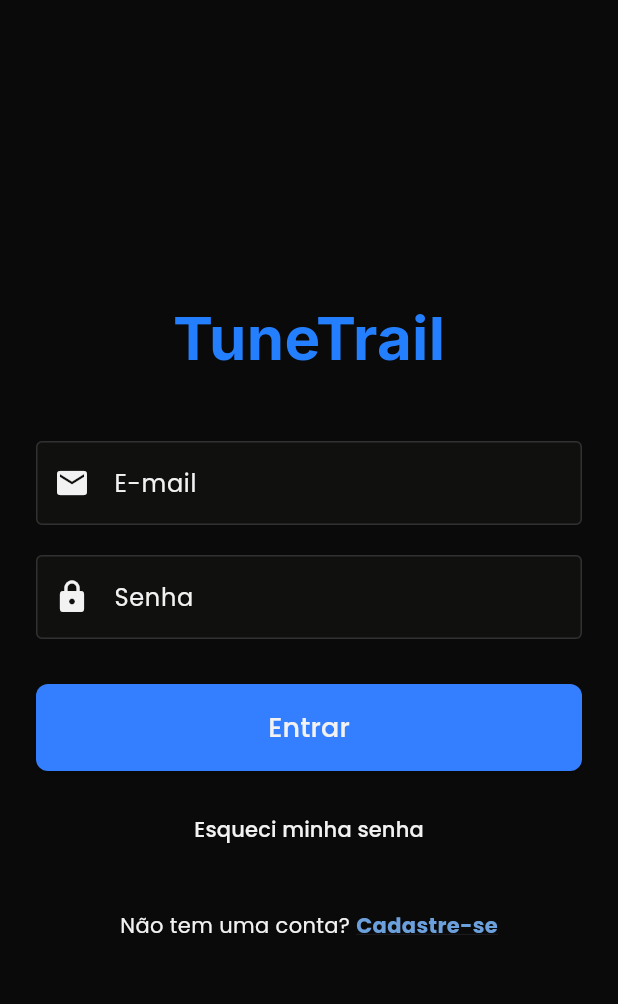
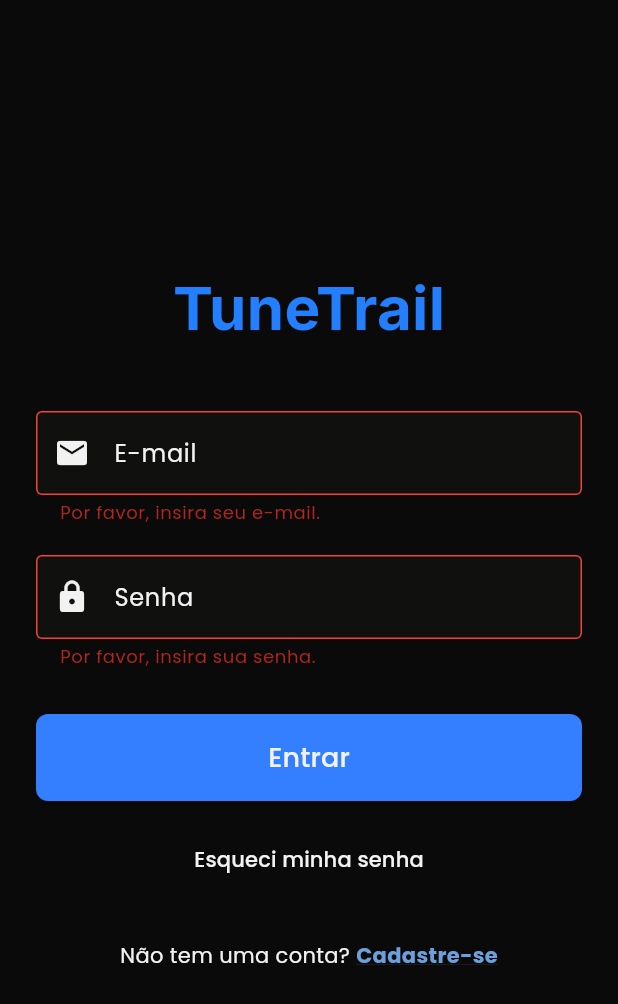
Before and after one commit to allanjfarias/dsi_tunetrail, a Flutter app: the screen it shows after launch, after a tap on "Entrar", on a phone screen of 412 x 824 dp. Shown: the top 1004 px of the screen. Run offline on Flutter 3.47's test engine with Material 3 defaults, Android fonts, the phone set to English and light mode, and no system bars; our stand-ins replace google_fonts; accounts and stored records are empty.

```diff
--- a/lib/view/login.dart
+++ b/lib/view/login.dart
@@ -1,9 +1,55 @@
 import 'package:flutter/material.dart';
 import 'package:google_fonts/google_fonts.dart';
 import 'cadastro.dart';
+import '../controller/auth_controller.dart';
 
-class LoginScreen extends StatelessWidget {
+class LoginScreen extends StatefulWidget {
   const LoginScreen({super.key});
+
+  @override
+  State<LoginScreen> createState() => _LoginScreenState();
+}
+
+class _LoginScreenState extends State<LoginScreen> {
+  final _formKey = GlobalKey<FormState>();
+  final _emailController = TextEditingController();
+  final _senhaController = TextEditingController();
+
+  final AuthController _authController = AuthController();
+
+  @override
+  void dispose() {
+    _emailController.dispose();
+    _senhaController.dispose();
+    super.dispose();
+  }
+
+  void _handleLogin() {
+    if (_formKey.currentState!.validate()) {
+      ScaffoldMessenger.of(context).showSnackBar(
+        const SnackBar(content: Text('Processando login...')),
+      );
+
+      bool sucesso = _authController.login(
+        _emailController.text,
+        _senhaController.text,
+      );
+
+      ScaffoldMessenger.of(context).hideCurrentSnackBar();
+
+      if (sucesso) {
+        ScaffoldMessenger.of(context).showSnackBar(
+          const SnackBar(content: Text('Login bem-sucedido!'), backgroundColor: Colors.green),
+        );
+        // TODO: Navegar para a tela principal do aplicativo após login
+      } else {
+        ScaffoldMessenger.of(context).showSnackBar(
+          const SnackBar(content: Text('Falha no login. Verifique seu e-mail e senha.'), backgroundColor: Colors.red),
+        );
+      }
+    }
+  }
+
   @override
   Widget build(BuildContext context) {
     return Scaffold(
@@ -12,6 +58,8 @@ class LoginScreen extends StatelessWidget {
         child: Center(
           child: SingleChildScrollView(
             padding: const EdgeInsets.all(24.0),
+            child: Form(
+              key: _formKey,
               child: Column(
                 mainAxisAlignment: MainAxisAlignment.center,
                 children: <Widget>[
@@ -24,35 +72,47 @@ class LoginScreen extends StatelessWidget {
                     ),
                   ),
                   const SizedBox(height: 40),
-              _buildTextField('E-mail', Icons.mail),
+                  _buildTextFormField('E-mail', Icons.mail, controller: _emailController, keyboardType: TextInputType.emailAddress, validator: (value) {
+                    if (value == null || value.isEmpty) {
+                      return 'Por favor, insira seu e-mail.';
+                    }
+                    if (!value.contains('@') || !value.contains('.')) {
+                       return 'Por favor, insira um e-mail válido.';
+                    }
+                    return null;
+                  }),
                   const SizedBox(height: 20),
-              _buildTextField('Senha', Icons.lock, isPassword: true),
+                  _buildTextFormField('Senha', Icons.lock, controller: _senhaController, isPassword: true, validator: (value) {
+                    if (value == null || value.isEmpty) {
+                      return 'Por favor, insira sua senha.';
+                    }
+                    return null;
+                  }),
                   const SizedBox(height: 30),
                   SizedBox(
                     width: double.infinity,
                     child: ElevatedButton(
-                  onPressed: (){
-                    // Lógica de login
-                  },
+                      // Chamar _handleLogin
+                      onPressed: _handleLogin,
                       style: ElevatedButton.styleFrom(
                           padding: const EdgeInsets.symmetric(vertical: 16),
                           shape: RoundedRectangleBorder(
                             borderRadius: BorderRadius.circular(8),
                           ),
-                    backgroundColor: Color(0xff347FFF)
-                  ),
+                          backgroundColor: Color(0xff347FFF)),
                       child: const Text(
                         'Entrar',
-                    style: TextStyle(
-                      color: Color(0xffF2F2F2),
-                      fontSize: 18),
+                        style: TextStyle(color: Color(0xffF2F2F2), fontSize: 18),
                       ),
                     ),
                   ),
                   const SizedBox(height: 15),
                   TextButton(
-                onPressed: (){
-                  // Navegar para a tela de recuperação de senha
+                    onPressed: () {
+                      // TODO: Navegar para a tela de recuperação de senha
+                       ScaffoldMessenger.of(context).showSnackBar(
+                         const SnackBar(content: Text('Funcionalidade "Esqueci minha senha" não implementada.')),
+                       );
                     },
                     child: const Text(
                       'Esqueci minha senha',
@@ -68,7 +128,7 @@ class LoginScreen extends StatelessWidget {
                         style: TextStyle(color: Color(0xffF2F2F2)),
                       ),
                       GestureDetector(
-                    onTap: (){
+                        onTap: () {
                           Navigator.push(
                             context,
                             PageRouteBuilder(
@@ -82,15 +142,11 @@ class LoginScreen extends StatelessWidget {
                                     parent: animation,
                                     curve: Curves.easeInOutQuint,
                                   )),
-                              child: FadeTransition(
-                                opacity: animation,
-                                child: child
-                              ),
+                                  child: FadeTransition(opacity: animation, child: child),
                                 );
                               },
                               transitionDuration: const Duration(milliseconds: 500),
                             ),
-                        //MaterialPageRoute(builder: (context) => const CadastroScreen()),
                           );
                         },
                         child: const Text(
@@ -109,14 +165,16 @@ class LoginScreen extends StatelessWidget {
             ),
           ),
         ),
+      ),
     );
-
-  }
   }
 
-Widget _buildTextField(String label, IconData icon, {bool isPassword = false}) {
-  return TextField(
+  Widget _buildTextFormField(String label, IconData icon, {bool isPassword = false, TextEditingController? controller, String? Function(String?)? validator, TextInputType? keyboardType}) {
+    return TextFormField(
+      controller: controller,
       obscureText: isPassword,
+      keyboardType: keyboardType,
+      style: const TextStyle(color: Colors.white),
       decoration: InputDecoration(
         labelText: label,
         labelStyle: const TextStyle(color: Color(0xffF2F2F2)),
@@ -127,9 +185,17 @@ Widget _buildTextField(String label, IconData icon, {bool isPassword = false}) {
         focusedBorder: const OutlineInputBorder(
           borderSide: BorderSide(color: Colors.white),
         ),
+         errorBorder: const OutlineInputBorder(
+          borderSide: BorderSide(color: Colors.red, width: 1),
+        ),
+        focusedErrorBorder: const OutlineInputBorder(
+          borderSide: BorderSide(color: Colors.red, width: 2),
+        ),
         filled: true,
         fillColor: Color(0xff10100E),
       ),
-    style: const TextStyle(color: Colors.white),
+      validator: validator,
+      autovalidateMode: AutovalidateMode.onUserInteraction,
     );
   }
+}
```
Lines whose indentation alone changed are shown as unchanged.
